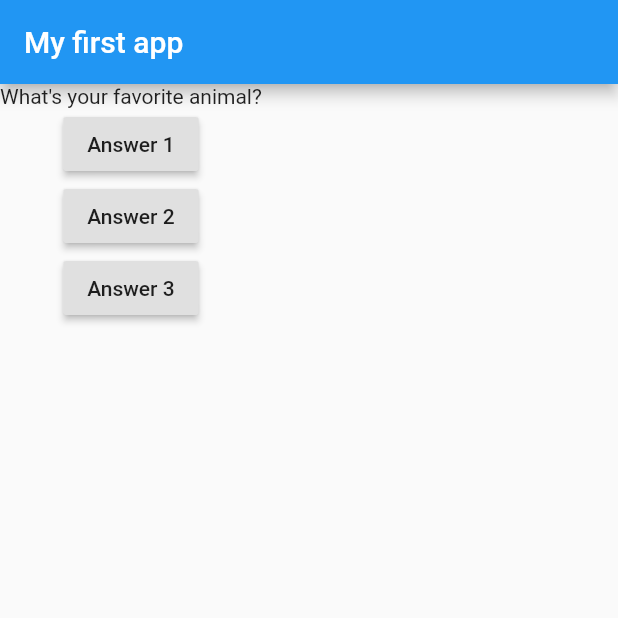
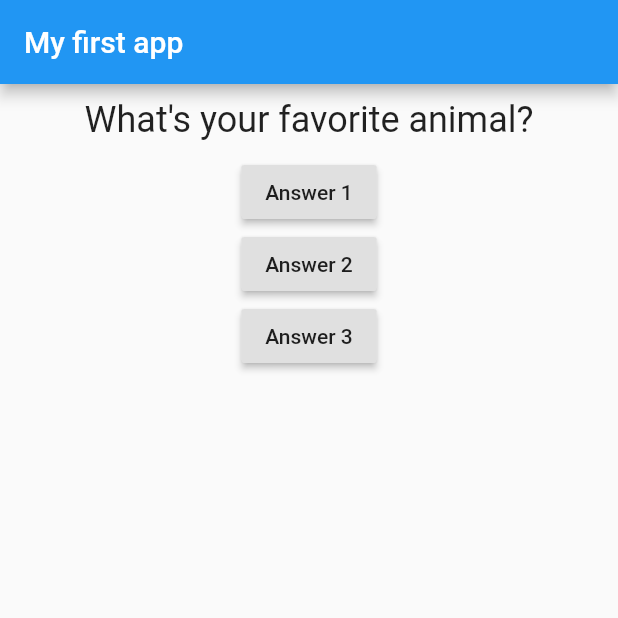
Before and after one commit to nokwin/flutter-udemy, a Flutter app: the screen it shows after launch, after a tap on "Answer 1", on a phone screen of 412 x 824 dp, the top half of it. Run offline on Flutter 3.47's test engine with Material 2 defaults, Android fonts, the phone set to English and light mode, and no system bars.

Commit message:
Added question widget with styles

```diff
--- a/lib/main.dart
+++ b/lib/main.dart
@@ -1,4 +1,6 @@
 import 'package:flutter/material.dart';
+
+import './question.dart';
 
 void main() {
   runApp(MyApp());
@@ -10,11 +12,11 @@ class MyApp extends StatefulWidget {
 }
 
 class _MyAppState extends State<MyApp> {
-  var questionIndex = 0;
+  var _questionIndex = 0;
 
   void answerQuestion() {
     setState(() {
-      questionIndex = questionIndex + 1;
+      _questionIndex = _questionIndex + 1;
     });
     print('answer chosen');
   }
@@ -31,7 +33,7 @@ class _MyAppState extends State<MyApp> {
         appBar: AppBar(title: Text("My first app")),
         body: Column(
           children: <Widget>[
-            Text(questions[questionIndex]),
+            Question(questions[_questionIndex]),
             RaisedButton(onPressed: answerQuestion, child: Text('Answer 1')),
             RaisedButton(onPressed: answerQuestion, child: Text('Answer 2')),
             RaisedButton(onPressed: answerQuestion, child: Text('Answer 3')),
--- /dev/null
+++ b/lib/question.dart
@@ -0,0 +1,20 @@
+import 'package:flutter/material.dart';
+
+class Question extends StatelessWidget {
+  final String questionText;
+
+  Question(this.questionText);
+
+  @override
+  Widget build(BuildContext context) {
+    return Container(
+      width: double.infinity,
+      margin: EdgeInsets.all(10),
+      child: Text(
+        questionText,
+        style: TextStyle(fontSize: 24),
+        textAlign: TextAlign.center,
+      ),
+    );
+  }
+}
```
